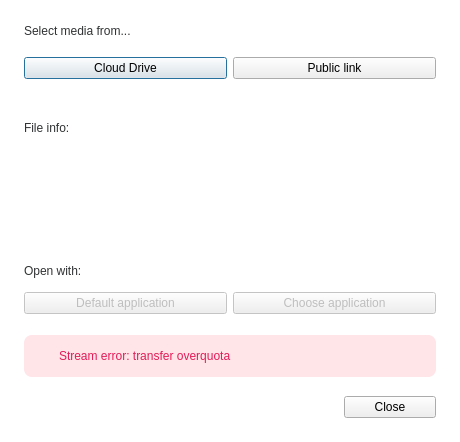
The window that src/MEGASync/gui/ui/StreamingFromMegaDialog.ui (meganz/MEGAsync) describes before a commit, drawn with Qt 5.
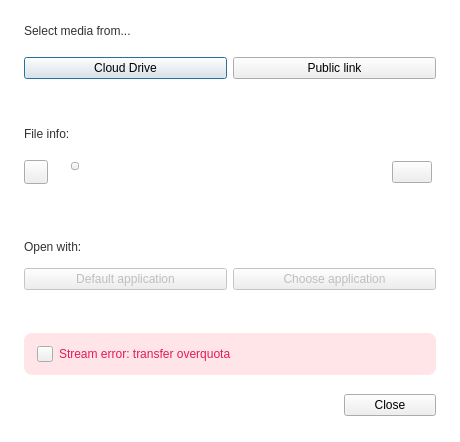
The same window after the commit. Icons and pictures are not drawn. Custom widgets are drawn as their Qt base class.

Commit message: Adjustments after UI review

What changed in the file:
```diff
--- a/src/MEGASync/gui/ui/StreamingFromMegaDialog.ui
+++ b/src/MEGASync/gui/ui/StreamingFromMegaDialog.ui
@@ -19,7 +19,7 @@
   <property name="minimumSize">
    <size>
     <width>460</width>
-    <height>0</height>
+    <height>368</height>
    </size>
   </property>
   <property name="maximumSize">
@@ -32,31 +32,12 @@
    <string>Stream from MEGA</string>
   </property>
   <property name="styleSheet">
-   <string notr="true">#lFileType, #lState, #toolButtonError, #bCopyLink
-{
-border: none;
-}
-
-#StreamingFromMegaDialog
+   <string notr="true">#StreamingFromMegaDialog
 {
 background-color: #FFFFFF;  /*colorToken.page-background*/
 }
 
-#lStreamResourceDesc, #lFileInfoDesc, #lOpenWithDesc
-{
-  font-family: &quot;Inter&quot;;
-  font-size: 12px;
-  color: #303233; /*colorToken.text-primary*/
-}
-
-#lFileSize, #labelError
-{
-  font-family: &quot;Lato&quot;;
-  font-size: 12px;
-  color: #666666;
-}
-
-#lFileName
+#lFileName, #lStreamResourceDesc, #lFileInfoDesc, #lOpenWithDesc
 {
   font-family: &quot;Inter&quot;;
   font-size: 12px;
@@ -83,6 +64,8 @@
 }
 
 #labelError {
+font-family: &quot;Inter&quot;;
+font-size: 12px;
 color: #E31B57; /*colorToken.text-error*/
 }
 </string>
@@ -104,10 +87,16 @@
     <number>24</number>
    </property>
    <property name="bottomMargin">
-    <number>11</number>
+    <number>13</number>
    </property>
    <item>
     <widget class="QWidget" name="wStreamResource" native="true">
+     <property name="sizePolicy">
+      <sizepolicy hsizetype="Preferred" vsizetype="Fixed">
+       <horstretch>0</horstretch>
+       <verstretch>0</verstretch>
+      </sizepolicy>
+     </property>
      <property name="minimumSize">
       <size>
        <width>0</width>
@@ -255,7 +244,7 @@
             <string notr="true">small</string>
            </property>
            <property name="type" stdset="0">
-            <string notr="true">secondary</string>
+            <string notr="true">outline</string>
            </property>
           </widget>
          </item>
@@ -281,13 +270,19 @@
        <number>0</number>
       </property>
       <property name="bottomMargin">
-       <number>15</number>
+       <number>0</number>
       </property>
       <item>
        <widget class="QWidget" name="wStatus" native="true">
+        <property name="sizePolicy">
+         <sizepolicy hsizetype="Preferred" vsizetype="Fixed">
+          <horstretch>0</horstretch>
+          <verstretch>0</verstretch>
+         </sizepolicy>
+        </property>
         <layout class="QVBoxLayout" name="verticalLayout_4">
          <property name="spacing">
-          <number>0</number>
+          <number>-1</number>
          </property>
          <property name="leftMargin">
           <number>0</number>
@@ -340,13 +335,13 @@
            <property name="minimumSize">
             <size>
              <width>0</width>
-             <height>60</height>
+             <height>0</height>
             </size>
            </property>
            <property name="maximumSize">
             <size>
              <width>16777215</width>
-             <height>60</height>
+             <height>16777215</height>
             </size>
            </property>
            <layout class="QHBoxLayout" name="horizontalLayout_6">
@@ -403,17 +398,17 @@
                  <number>0</number>
                 </property>
                 <item>
-                 <widget class="QPushButton" name="lFileType">
+                 <widget class="IconLabel" name="lFileType">
                   <property name="minimumSize">
                    <size>
-                    <width>48</width>
-                    <height>48</height>
+                    <width>24</width>
+                    <height>24</height>
                    </size>
                   </property>
                   <property name="maximumSize">
                    <size>
-                    <width>48</width>
-                    <height>48</height>
+                    <width>24</width>
+                    <height>24</height>
                    </size>
                   </property>
                   <property name="styleSheet">
@@ -424,8 +419,8 @@
                   </property>
                   <property name="iconSize">
                    <size>
-                    <width>48</width>
-                    <height>48</height>
+                    <width>24</width>
+                    <height>24</height>
                    </size>
                   </property>
                  </widget>
@@ -498,7 +493,7 @@
                        </widget>
                       </item>
                       <item>
-                       <widget class="QPushButton" name="lState">
+                       <widget class="QToolButton" name="lState">
                         <property name="sizePolicy">
                          <sizepolicy hsizetype="Expanding" vsizetype="Fixed">
                           <horstretch>0</horstretch>
@@ -523,6 +518,9 @@
                         <property name="text">
                          <string/>
                         </property>
+                        <property name="class" stdset="0">
+                         <string notr="true">icon-label</string>
+                        </property>
                        </widget>
                       </item>
                       <item>
@@ -825,17 +823,17 @@
              </widget>
             </item>
             <item>
-             <widget class="QPushButton" name="bCopyLink">
+             <widget class="IconOnlyButton" name="bCopyLink">
               <property name="minimumSize">
                <size>
-                <width>26</width>
-                <height>26</height>
+                <width>0</width>
+                <height>0</height>
                </size>
               </property>
               <property name="maximumSize">
                <size>
-                <width>26</width>
-                <height>26</height>
+                <width>16777215</width>
+                <height>16777215</height>
                </size>
               </property>
               <property name="cursor">
@@ -854,6 +852,9 @@
               <property name="type" stdset="0">
                <string notr="true">ghost</string>
               </property>
+              <property name="dimension" stdset="0">
+               <string notr="true">small</string>
+              </property>
              </widget>
             </item>
            </layout>
@@ -864,6 +865,12 @@
       </item>
       <item>
        <widget class="QWidget" name="wOpenWith" native="true">
+        <property name="sizePolicy">
+         <sizepolicy hsizetype="Preferred" vsizetype="Fixed">
+          <horstretch>0</horstretch>
+          <verstretch>0</verstretch>
+         </sizepolicy>
+        </property>
         <property name="minimumSize">
          <size>
           <width>0</width>
@@ -1146,6 +1153,18 @@
   <zorder>wContainer</zorder>
   <zorder>wErrorOQ</zorder>
  </widget>
+ <customwidgets>
+  <customwidget>
+   <class>IconOnlyButton</class>
+   <extends>QPushButton</extends>
+   <header>TokenizableItems/TokenizableButtons.h</header>
+  </customwidget>
+  <customwidget>
+   <class>IconLabel</class>
+   <extends>QToolButton</extends>
+   <header>TokenizableItems/IconLabel.h</header>
+  </customwidget>
+ </customwidgets>
  <resources>
   <include location="../Resources_common.qrc"/>
  </resources>
```
The commit also changes 2 other files.
